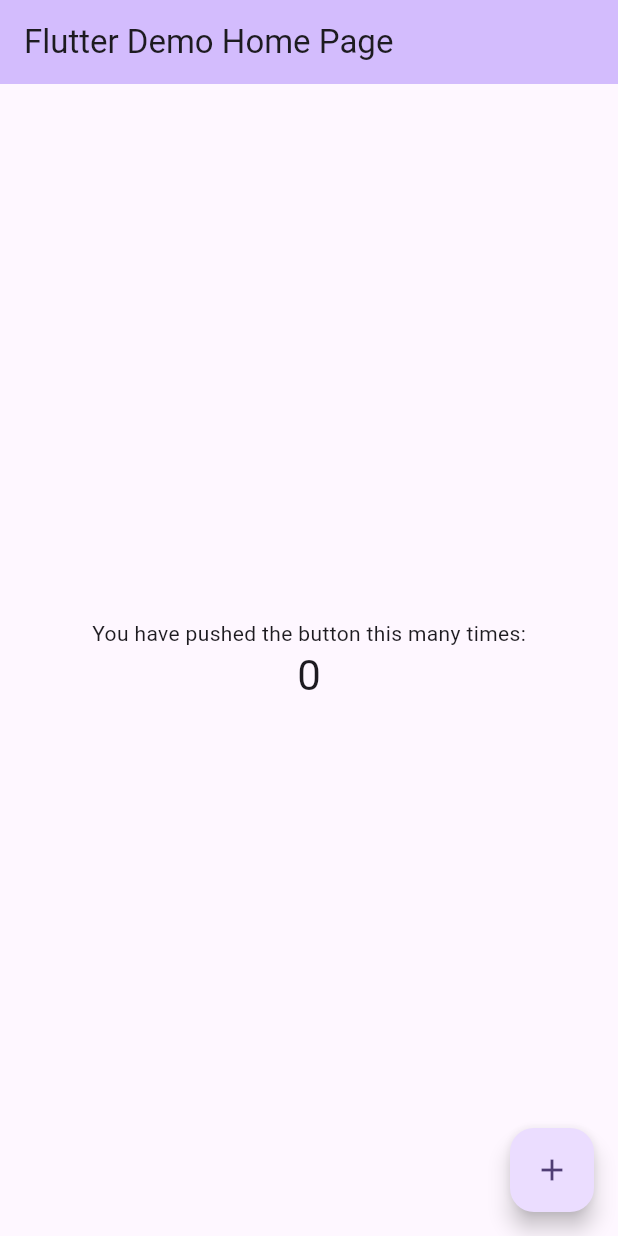
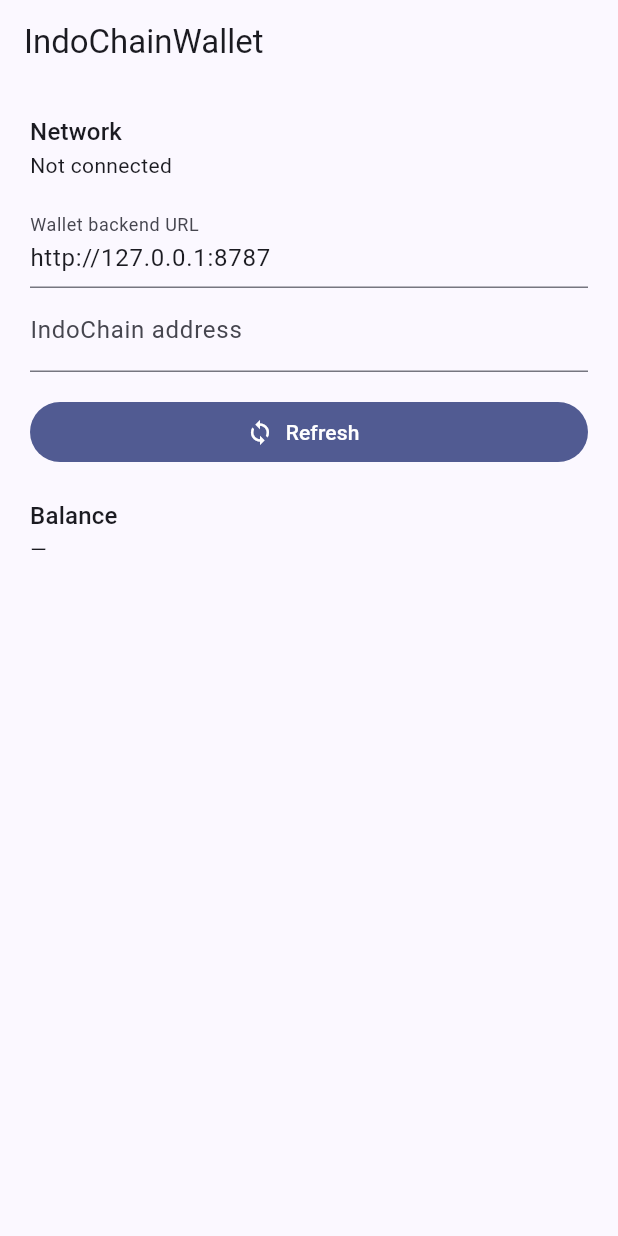
Before and after one commit to DesKaOne/DesKaProject, a Flutter app: the screen it shows after launch, on a phone screen of 412 x 824 dp. Run offline on Flutter 3.47's test engine with Material 3 defaults, Android fonts, the phone set to English and light mode, and no system bars.

Commit message:
feat(indochainwallet): implement mobile and backend code

```diff
--- a/indochainwallet/app/indochainwallet/lib/main.dart
+++ b/indochainwallet/app/indochainwallet/lib/main.dart
@@ -1,122 +1,78 @@
+import 'dart:convert';
 import 'package:flutter/material.dart';
+import 'package:http/http.dart' as http;
 
-void main() {
-  runApp(const MyApp());
+void main() => runApp(const IndoChainWalletApp());
+
+class IndoChainWalletApp extends StatelessWidget {
+  const IndoChainWalletApp({super.key});
+  @override
+  Widget build(BuildContext context) => MaterialApp(
+    title: 'IndoChainWallet',
+    theme: ThemeData(useMaterial3: true, colorSchemeSeed: Colors.indigo),
+    home: const WalletHomePage(),
+  );
 }
 
-class MyApp extends StatelessWidget {
-  const MyApp({super.key});
-
-  // This widget is the root of your application.
+class WalletHomePage extends StatefulWidget {
+  const WalletHomePage({super.key});
   @override
-  Widget build(BuildContext context) {
-    return MaterialApp(
-      title: 'Flutter Demo',
-      theme: ThemeData(
-        // This is the theme of your application.
-        //
-        // TRY THIS: Try running your application with "flutter run". You'll see
-        // the application has a purple toolbar. Then, without quitting the app,
-        // try changing the seedColor in the colorScheme below to Colors.green
-        // and then invoke "hot reload" (save your changes or press the "hot
-        // reload" button in a Flutter-supported IDE, or press "r" if you used
-        // the command line to start the app).
-        //
-        // Notice that the counter didn't reset back to zero; the application
-        // state is not lost during the reload. To reset the state, use hot
-        // restart instead.
-        //
-        // This works for code too, not just values: Most code changes can be
-        // tested with just a hot reload.
-        colorScheme: .fromSeed(seedColor: Colors.deepPurple),
-      ),
-      home: const MyHomePage(title: 'Flutter Demo Home Page'),
-    );
-  }
+  State<WalletHomePage> createState() => _WalletHomePageState();
 }
 
-class MyHomePage extends StatefulWidget {
-  const MyHomePage({super.key, required this.title});
+class _WalletHomePageState extends State<WalletHomePage> {
+  final backend = TextEditingController(text: 'http://127.0.0.1:8787');
+  final address = TextEditingController();
+  String network = 'Not connected';
+  String balance = '—';
+  bool busy = false;
 
-  // This widget is the home page of your application. It is stateful, meaning
-  // that it has a State object (defined below) that contains fields that affect
-  // how it looks.
+  Future<Map<String, dynamic>> getJSON(String path) async {
+    final response = await http.get(Uri.parse(backend.text.trim() + path));
+    if (response.statusCode >= 400) throw Exception(response.body);
+    return jsonDecode(response.body) as Map<String, dynamic>;
+  }
 
-  // This class is the configuration for the state. It holds the values (in this
-  // case the title) provided by the parent (in this case the App widget) and
-  // used by the build method of the State. Fields in a Widget subclass are
-  // always marked "final".
-
-  final String title;
-
-  @override
-  State<MyHomePage> createState() => _MyHomePageState();
-}
-
-class _MyHomePageState extends State<MyHomePage> {
-  int _counter = 0;
-
-  void _incrementCounter() {
-    setState(() {
-      // This call to setState tells the Flutter framework that something has
-      // changed in this State, which causes it to rerun the build method below
-      // so that the display can reflect the updated values. If we changed
-      // _counter without calling setState(), then the build method would not be
-      // called again, and so nothing would appear to happen.
-      _counter++;
-    });
+  Future<void> refreshWallet() async {
+    setState(() => busy = true);
+    try {
+      final n = await getJSON('/v1/network');
+      var b = '—';
+      final a = address.text.trim();
+      if (a.isNotEmpty) {
+        final data = await getJSON('/v1/wallet/balance?address=' + Uri.encodeQueryComponent(a));
+        b = jsonEncode(data);
+      }
+      if (!mounted) return;
+      setState(() {
+        network = n['network_id'].toString() + ' / chain ' + n['chain_id'].toString();
+        balance = b;
+      });
+    } catch (e) {
+      if (!mounted) return;
+      setState(() { network = 'Backend unavailable'; balance = e.toString(); });
+    } finally {
+      if (mounted) setState(() => busy = false);
+    }
   }
 
   @override
-  Widget build(BuildContext context) {
-    // This method is rerun every time setState is called, for instance as done
-    // by the _incrementCounter method above.
-    //
-    // The Flutter framework has been optimized to make rerunning build methods
-    // fast, so that you can just rebuild anything that needs updating rather
-    // than having to individually change instances of widgets.
-    return Scaffold(
-      appBar: AppBar(
-        // TRY THIS: Try changing the color here to a specific color (to
-        // Colors.amber, perhaps?) and trigger a hot reload to see the AppBar
-        // change color while the other colors stay the same.
-        backgroundColor: Theme.of(context).colorScheme.inversePrimary,
-        // Here we take the value from the MyHomePage object that was created by
-        // the App.build method, and use it to set our appbar title.
-        title: Text(widget.title),
-      ),
-      body: Center(
-        // Center is a layout widget. It takes a single child and positions it
-        // in the middle of the parent.
-        child: Column(
-          // Column is also a layout widget. It takes a list of children and
-          // arranges them vertically. By default, it sizes itself to fit its
-          // children horizontally, and tries to be as tall as its parent.
-          //
-          // Column has various properties to control how it sizes itself and
-          // how it positions its children. Here we use mainAxisAlignment to
-          // center the children vertically; the main axis here is the vertical
-          // axis because Columns are vertical (the cross axis would be
-          // horizontal).
-          //
-          // TRY THIS: Invoke "debug painting" (choose the "Toggle Debug Paint"
-          // action in the IDE, or press "p" in the console), to see the
-          // wireframe for each widget.
-          mainAxisAlignment: .center,
-          children: [
-            const Text('You have pushed the button this many times:'),
-            Text(
-              '$_counter',
-              style: Theme.of(context).textTheme.headlineMedium,
-            ),
-          ],
-        ),
-      ),
-      floatingActionButton: FloatingActionButton(
-        onPressed: _incrementCounter,
-        tooltip: 'Increment',
-        child: const Icon(Icons.add),
-      ),
-    );
-  }
+  Widget build(BuildContext context) => Scaffold(
+    appBar: AppBar(title: const Text('IndoChainWallet')),
+    body: ListView(
+      padding: const EdgeInsets.all(20),
+      children: [
+        Text('Network', style: Theme.of(context).textTheme.titleMedium),
+        Text(network),
+        const SizedBox(height: 16),
+        TextField(controller: backend, decoration: const InputDecoration(labelText: 'Wallet backend URL')),
+        TextField(controller: address, decoration: const InputDecoration(labelText: 'IndoChain address')),
+        const SizedBox(height: 16),
+        FilledButton.icon(onPressed: busy ? null : refreshWallet, icon: const Icon(Icons.sync), label: const Text('Refresh')),
+        const SizedBox(height: 20),
+        Text('Balance', style: Theme.of(context).textTheme.titleMedium),
+        SelectableText(balance),
+      ],
+    ),
+  );
 }
```
